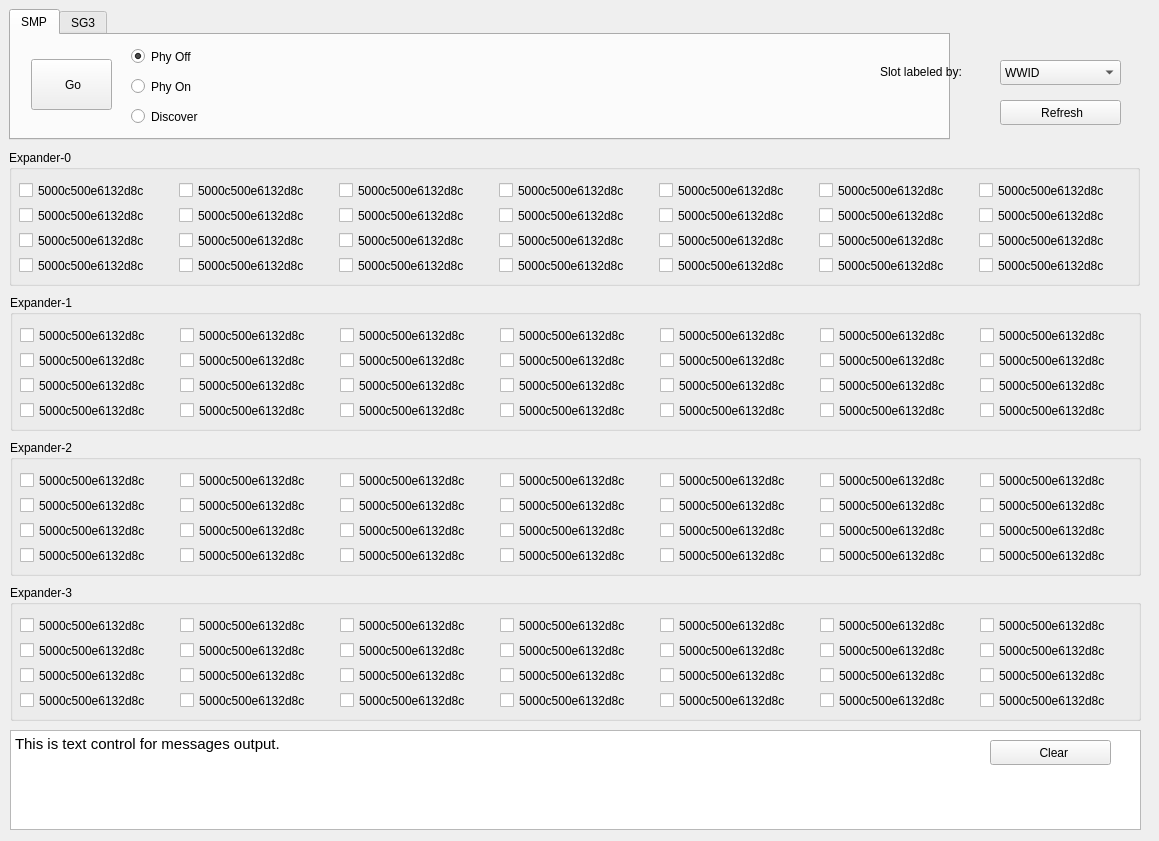
This is widget.ui in JuihoChen/myDino as Qt 5 draws it before an edit. The edited form follows.
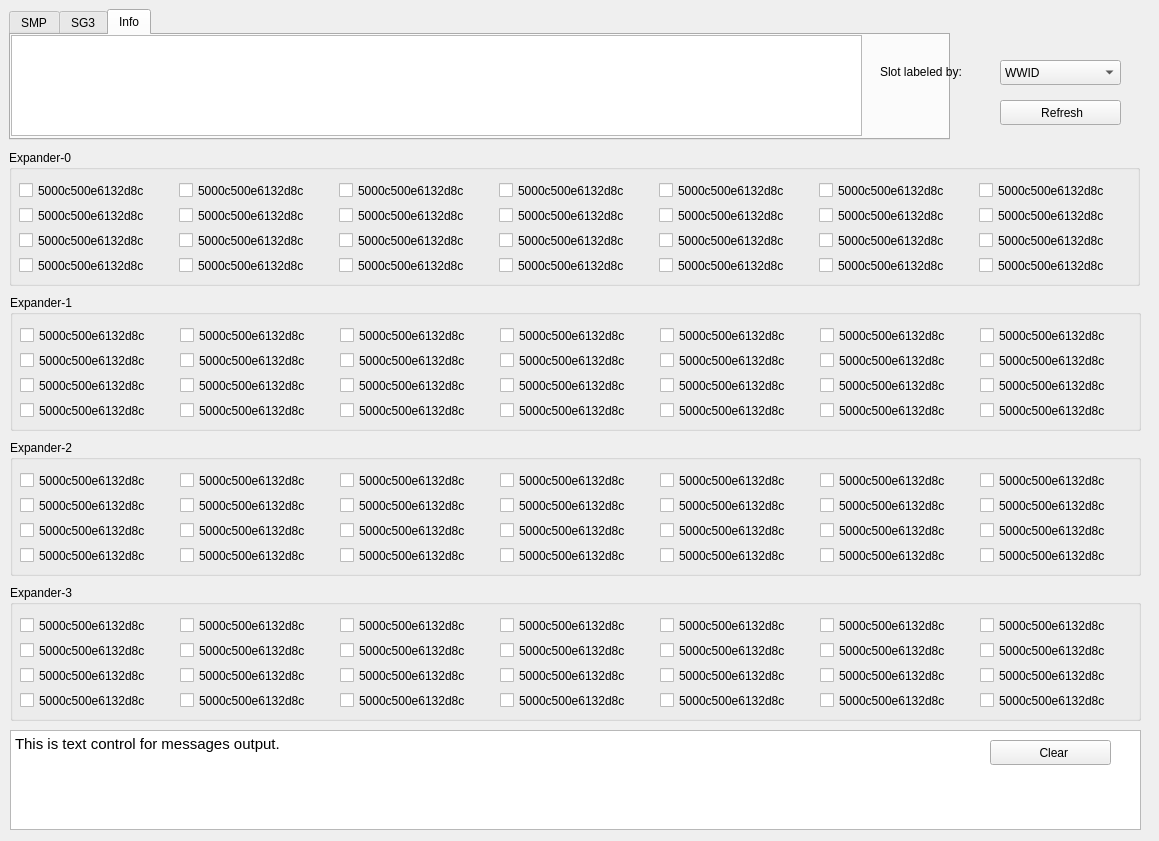
This is the edited form. The open tabs and pages were chosen to show the change. Icons and pictures are not drawn.

Commit message: [NEW] 1. Add a new folder inclusive for mpi30 header files       2. Add mpi3mr ioc facts for maximum 4 Controllers       3. Add new MPI3 Function to issue and process ioc_facts       4. Add a tab "Info" to show ioc facts and others       5. try to add class interface to validate index number

Diff of the .ui file:
```diff
--- a/widget.ui
+++ b/widget.ui
@@ -127,6 +127,24 @@
      <string>SG3</string>
     </attribute>
    </widget>
+   <widget class="QWidget" name="tab_info">
+    <attribute name="title">
+     <string>Info</string>
+    </attribute>
+    <widget class="QTextEdit" name="textInfo">
+     <property name="geometry">
+      <rect>
+       <x>0</x>
+       <y>0</y>
+       <width>851</width>
+       <height>101</height>
+      </rect>
+     </property>
+     <property name="frameShadow">
+      <enum>QFrame::Plain</enum>
+     </property>
+    </widget>
+   </widget>
   </widget>
   <widget class="QGroupBox" name="groupBox_0">
    <property name="geometry">
```
The commit also changes 11 other files.
